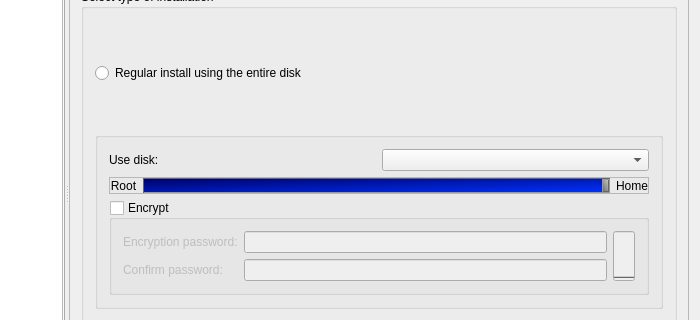
Old version of the form meinstall.ui in the repository gazelle-installer/gazelle-installer; both pictures show x 100 to 800 and y 107 to 427 of the 800 by 600 pixel window.
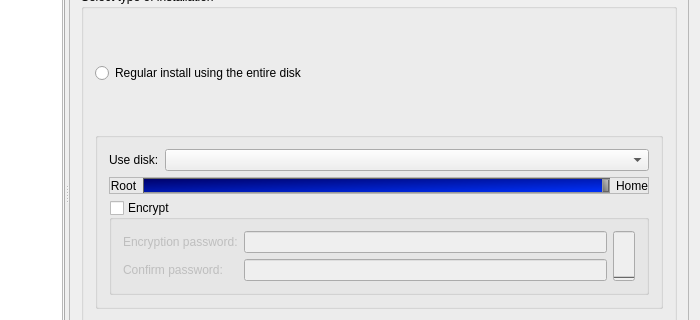
New version of the form. The open tabs and pages were chosen to show the change. Icons and pictures are not drawn. Custom widgets are drawn as their Qt base class.

Commit message: Disable regular install if there are no suitable full-disk targets. GUI layout fix for regular install options.

```diff
--- a/meinstall.ui
+++ b/meinstall.ui
@@ -332,25 +332,9 @@
               </item>
               <item row="1" column="0" colspan="2">
                <widget class="QGroupBox" name="boxAutoPart">
-                <layout class="QGridLayout">
-                 <item row="0" column="2" colspan="2">
-                  <widget class="QComboBox" name="comboDisk">
-                   <property name="sizePolicy">
-                    <sizepolicy hsizetype="MinimumExpanding" vsizetype="Fixed">
-                     <horstretch>0</horstretch>
-                     <verstretch>0</verstretch>
-                    </sizepolicy>
-                   </property>
-                  </widget>
-                 </item>
-                 <item row="0" column="0" colspan="2">
+                <layout class="QFormLayout" name="formLayout">
+                 <item row="0" column="0">
                   <widget class="QLabel" name="labelDisk">
-                   <property name="sizePolicy">
-                    <sizepolicy hsizetype="MinimumExpanding" vsizetype="Minimum">
-                     <horstretch>0</horstretch>
-                     <verstretch>0</verstretch>
-                    </sizepolicy>
-                   </property>
                    <property name="font">
                     <font/>
                    </property>
@@ -362,7 +346,10 @@
                    </property>
                   </widget>
                  </item>
-                 <item row="2" column="0" colspan="4">
+                 <item row="0" column="1">
+                  <widget class="QComboBox" name="comboDisk"/>
+                 </item>
+                 <item row="2" column="0" colspan="2">
                   <widget class="QGroupBox" name="boxEncryptAuto">
                    <property name="title">
                     <string>Encrypt</string>
```
Left out of the diff: 28 changed lines with no effect on the pictures. The commit also changes 1 other file.
